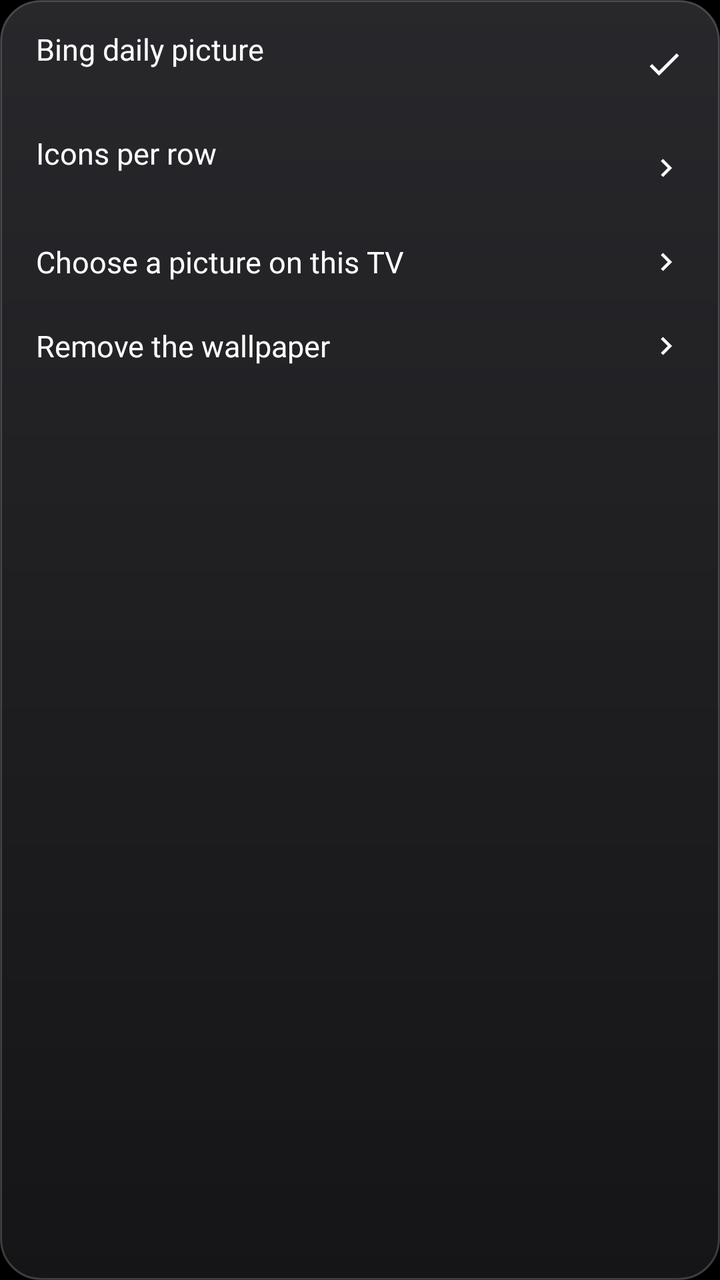
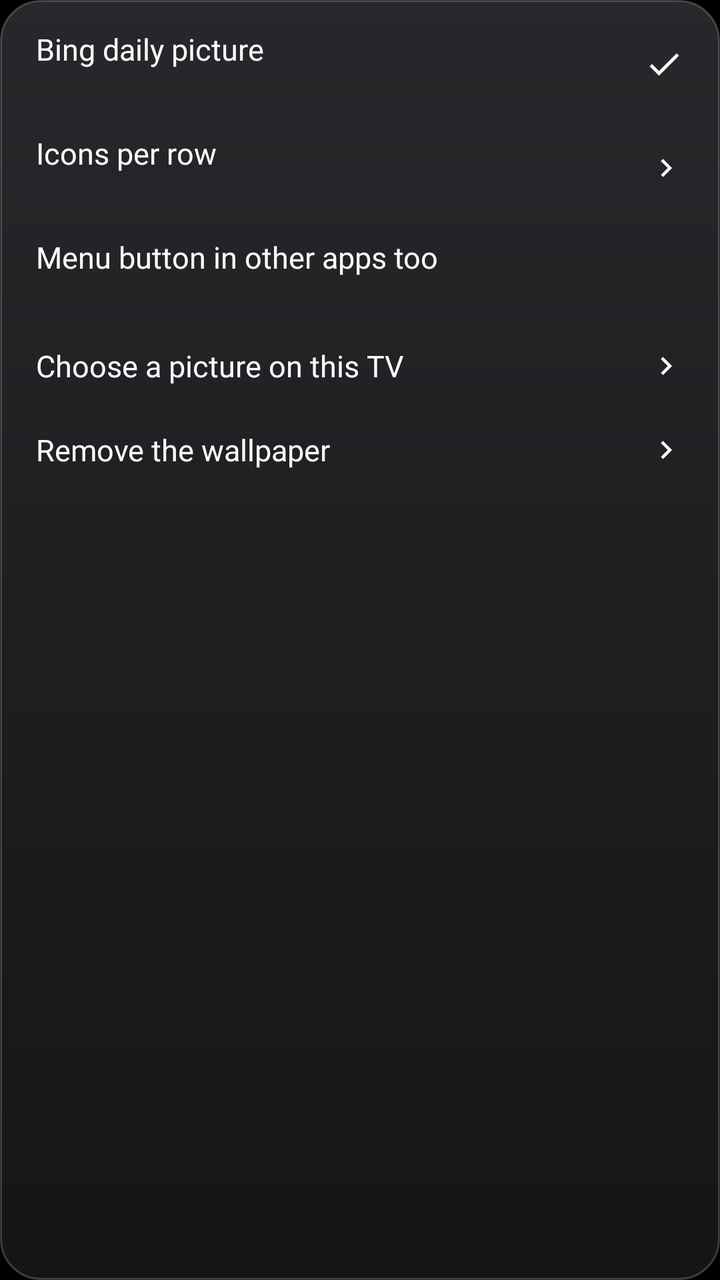

Screens rendered from an Android XML layout before and after an edit, with the pre-edit source and the edit as a unified diff.
<!-- AndroidManifest.xml: application theme Theme.TvHome -->
<!-- res/layout/popup_wallpaper.xml -->
<?xml version="1.0" encoding="utf-8"?>
<LinearLayout xmlns:android="http://schemas.android.com/apk/res/android"
    android:layout_width="match_parent"
    android:layout_height="wrap_content"
    android:orientation="vertical"
    android:background="@drawable/glass_panel"
    android:padding="6dp"
    android:elevation="12dp">

    
    <LinearLayout
        android:id="@+id/rowBing"
        android:layout_width="match_parent"
        android:layout_height="52dp"
        android:orientation="horizontal"
        android:gravity="center_vertical"
        android:background="@drawable/input_row_bg"
        android:paddingStart="12dp"
        android:paddingEnd="12dp"
        android:focusable="true"
        android:focusableInTouchMode="true">

        <LinearLayout
            android:layout_width="0dp"
            android:layout_height="wrap_content"
            android:layout_weight="1"
            android:orientation="vertical"
            android:duplicateParentState="true">

            <TextView
                android:layout_width="wrap_content"
                android:layout_height="wrap_content"
                android:text="@string/bing_daily"
                android:textColor="@drawable/pill_text"
                android:duplicateParentState="true"
                android:textSize="15sp"
                android:fontFamily="@font/outfit"
                android:fontVariationSettings="'wght' 500" />

            <TextView
                android:id="@+id/bingStatus"
                android:layout_width="wrap_content"
                android:layout_height="wrap_content"
                android:textColor="@drawable/pill_text_dim"
                android:duplicateParentState="true"
                android:textSize="11sp"
                android:fontFamily="@font/outfit"
                android:fontVariationSettings="'wght' 400" />
        </LinearLayout>

        <ImageView
            android:id="@+id/bingTick"
            android:layout_width="20dp"
            android:layout_height="20dp"
            android:src="@drawable/ic_tick"
            android:tint="@drawable/pill_text"
            android:duplicateParentState="true"
            android:contentDescription="@null" />
    </LinearLayout>

    
    <LinearLayout
        android:id="@+id/rowColumns"
        android:layout_width="match_parent"
        android:layout_height="52dp"
        android:orientation="horizontal"
        android:gravity="center_vertical"
        android:background="@drawable/input_row_bg"
        android:paddingStart="12dp"
        android:paddingEnd="12dp"
        android:focusable="true"
        android:focusableInTouchMode="true">

        <LinearLayout
            android:layout_width="0dp"
            android:layout_height="wrap_content"
            android:layout_weight="1"
            android:orientation="vertical"
            android:duplicateParentState="true">

            <TextView
                android:layout_width="wrap_content"
                android:layout_height="wrap_content"
                android:text="@string/columns_title"
                android:textColor="@drawable/pill_text"
                android:duplicateParentState="true"
                android:textSize="15sp"
                android:fontFamily="@font/outfit"
                android:fontVariationSettings="'wght' 500" />

            <TextView
                android:id="@+id/columnsStatus"
                android:layout_width="wrap_content"
                android:layout_height="wrap_content"
                android:textColor="@drawable/pill_text_dim"
                android:duplicateParentState="true"
                android:textSize="11sp"
                android:fontFamily="@font/outfit"
                android:fontVariationSettings="'wght' 400" />
        </LinearLayout>

        <ImageView
            android:layout_width="18dp"
            android:layout_height="18dp"
            android:src="@drawable/ic_chevron"
            android:tint="@drawable/pill_text"
            android:duplicateParentState="true"
            android:contentDescription="@null" />
    </LinearLayout>

    
    <LinearLayout
        android:id="@+id/rowPick"
        android:layout_width="match_parent"
        android:layout_height="42dp"
        android:orientation="horizontal"
        android:gravity="center_vertical"
        android:background="@drawable/input_row_bg"
        android:paddingStart="12dp"
        android:paddingEnd="12dp"
        android:focusable="true"
        android:focusableInTouchMode="true">

        <TextView
            android:layout_width="0dp"
            android:layout_height="wrap_content"
            android:layout_weight="1"
            android:text="@string/pick_wallpaper"
            android:textColor="@drawable/pill_text"
            android:duplicateParentState="true"
            android:textSize="15sp"
            android:fontFamily="@font/outfit"
            android:fontVariationSettings="'wght' 500" />

        <ImageView
            android:layout_width="18dp"
            android:layout_height="18dp"
            android:src="@drawable/ic_chevron"
            android:tint="@drawable/pill_text"
            android:duplicateParentState="true"
            android:contentDescription="@null" />
    </LinearLayout>

    
    <LinearLayout
        android:id="@+id/rowOff"
        android:layout_width="match_parent"
        android:layout_height="42dp"
        android:orientation="horizontal"
        android:gravity="center_vertical"
        android:background="@drawable/input_row_bg"
        android:paddingStart="12dp"
        android:paddingEnd="12dp"
        android:focusable="true"
        android:focusableInTouchMode="true">

        <TextView
            android:layout_width="0dp"
            android:layout_height="wrap_content"
            android:layout_weight="1"
            android:text="@string/wallpaper_off"
            android:textColor="@drawable/pill_text"
            android:duplicateParentState="true"
            android:textSize="15sp"
            android:fontFamily="@font/outfit"
            android:fontVariationSettings="'wght' 500" />

        <ImageView
            android:layout_width="18dp"
            android:layout_height="18dp"
            android:src="@drawable/ic_chevron"
            android:tint="@drawable/pill_text"
            android:duplicateParentState="true"
            android:contentDescription="@null" />
    </LinearLayout>
</LinearLayout>
<!-- resources referenced by this layout -->
<resources>
  <!-- drawable glass_panel (drawable) -->
  <?xml version="1.0" encoding="utf-8"?>
  <layer-list xmlns:android="http://schemas.android.com/apk/res/android">
      <item>
          <shape android:shape="rectangle">
              <gradient android:angle="270" android:startColor="#F22A2A2E" android:endColor="#F5161618" />
              <stroke android:width="1dp" android:color="#33FFFFFF" />
              <corners android:radius="20dp" />
          </shape>
      </item>
  </layer-list>
  <!-- drawable ic_chevron (drawable) -->
  <vector xmlns:android="http://schemas.android.com/apk/res/android"
      android:width="24dp"
      android:height="24dp"
      android:viewportWidth="24"
      android:viewportHeight="24"
      android:tint="#FFFFFFFF">
      <path
          android:fillColor="#FFFFFFFF"
          android:pathData="M10,6L8.59,7.41 13.17,12l-4.58,4.59L10,18l6,-6z" />
  </vector>
  <!-- drawable ic_tick (drawable) -->
  <vector xmlns:android="http://schemas.android.com/apk/res/android"
      android:width="24dp"
      android:height="24dp"
      android:viewportWidth="24"
      android:viewportHeight="24"
      android:tint="#FFFFFFFF">
      <path
          android:fillColor="#FFFFFFFF"
          android:pathData="M9,16.17L4.83,12l-1.42,1.41L9,19 21,7l-1.41,-1.41z" />
  </vector>
  <!-- drawable input_row_bg (drawable) -->
  <?xml version="1.0" encoding="utf-8"?>
  <selector xmlns:android="http://schemas.android.com/apk/res/android">
      <item android:state_focused="true">
          <shape android:shape="rectangle">
              <solid android:color="#F5FFFFFF" />
              <corners android:radius="13dp" />
          </shape>
      </item>
      <item>
          <shape android:shape="rectangle">
              <solid android:color="#00000000" />
              <corners android:radius="13dp" />
          </shape>
      </item>
  </selector>
  <!-- drawable pill_text (drawable) -->
  <?xml version="1.0" encoding="utf-8"?>
  <selector xmlns:android="http://schemas.android.com/apk/res/android">
      <item android:state_focused="true" android:color="#FF111111" />
      <item android:color="#FFFFFFFF" />
  </selector>
  <!-- drawable pill_text_dim (drawable) -->
  <?xml version="1.0" encoding="utf-8"?>
  <selector xmlns:android="http://schemas.android.com/apk/res/android">
      <item android:state_focused="true" android:color="#99111111" />
      <item android:color="#73FFFFFF" />
  </selector>
  <string name="bing_daily">Bing daily picture</string>
  <string name="columns_title">Icons per row</string>
  <string name="pick_wallpaper">Choose a picture on this TV</string>
  <string name="wallpaper_off">Remove the wallpaper</string>
  <style name="Theme.TvHome" parent="android:Theme.Material.NoActionBar.Fullscreen">
          <item name="android:windowBackground">@android:color/black</item>
          <item name="android:colorBackground">@android:color/black</item>
          <item name="android:windowAnimationStyle">@null</item>
      </style>
</resources>

<!-- the commit's change to res/layout/popup_wallpaper.xml (unified diff, before → after) -->
@@ -110,6 +110,48 @@
 
     
     <LinearLayout
+        android:id="@+id/rowMenuKey"
+        android:layout_width="match_parent"
+        android:layout_height="52dp"
+        android:orientation="horizontal"
+        android:gravity="center_vertical"
+        android:background="@drawable/input_row_bg"
+        android:paddingStart="12dp"
+        android:paddingEnd="12dp"
+        android:focusable="true"
+        android:focusableInTouchMode="true">
+
+        <LinearLayout
+            android:layout_width="0dp"
+            android:layout_height="wrap_content"
+            android:layout_weight="1"
+            android:orientation="vertical"
+            android:duplicateParentState="true">
+
+            <TextView
+                android:layout_width="wrap_content"
+                android:layout_height="wrap_content"
+                android:text="@string/menu_key_everywhere"
+                android:textColor="@drawable/pill_text"
+                android:duplicateParentState="true"
+                android:textSize="15sp"
+                android:fontFamily="@font/outfit"
+                android:fontVariationSettings="'wght' 500" />
+
+            <TextView
+                android:id="@+id/menuKeyStatus"
+                android:layout_width="wrap_content"
+                android:layout_height="wrap_content"
+                android:textColor="@drawable/pill_text_dim"
+                android:duplicateParentState="true"
+                android:textSize="11sp"
+                android:fontFamily="@font/outfit"
+                android:fontVariationSettings="'wght' 400" />
+        </LinearLayout>
+    </LinearLayout>
+
+    
+    <LinearLayout
         android:id="@+id/rowPick"
         android:layout_width="match_parent"
         android:layout_height="42dp"
<!-- resource entries referenced after the edit -->
@@ -63,6 +63,7 @@
   </selector>
   <string name="bing_daily">Bing daily picture</string>
   <string name="columns_title">Icons per row</string>
+  <string name="menu_key_everywhere">Menu button in other apps too</string>
   <string name="pick_wallpaper">Choose a picture on this TV</string>
   <string name="wallpaper_off">Remove the wallpaper</string>
   <style name="Theme.TvHome" parent="android:Theme.Material.NoActionBar.Fullscreen">
